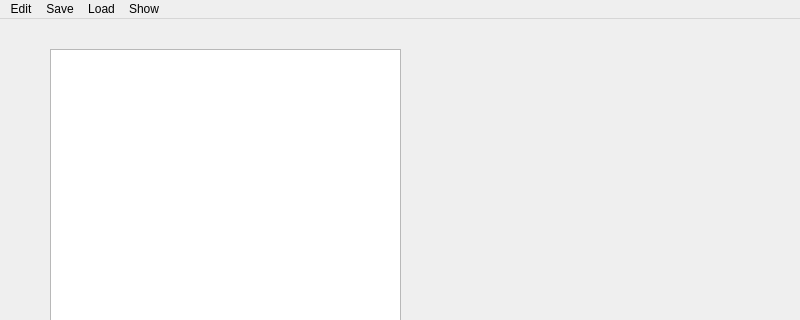
Before: the Qt Designer form mainwindow.ui in xswzaq44321/VoronoiDrawer, drawn with Qt 5; both pictures show x 0 to 800 and y 0 to 320 of the 800 by 600 pixel window.
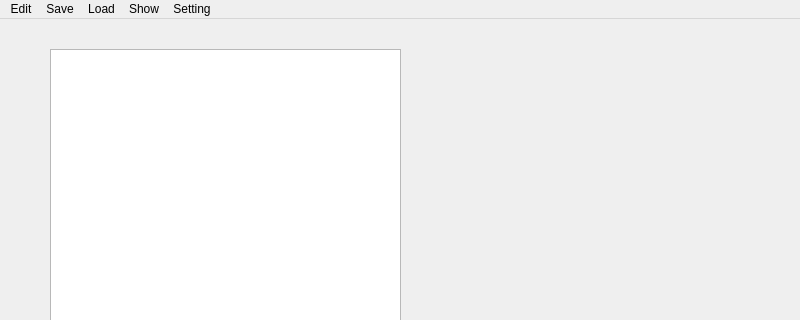
After: the same form once the commit is applied.

The edit to the form file:
```diff
--- a/mainwindow.ui
+++ b/mainwindow.ui
@@ -64,10 +64,17 @@
     </property>
     <addaction name="actionShow_Voronoi_Diagram"/>
    </widget>
+   <widget class="QMenu" name="menuSetting">
+    <property name="title">
+     <string>Setting</string>
+    </property>
+    <addaction name="actionStyle_Setting"/>
+   </widget>
    <addaction name="menuEdit"/>
    <addaction name="menuSave"/>
    <addaction name="menuLoad"/>
    <addaction name="menuShow"/>
+   <addaction name="menuSetting"/>
   </widget>
   <action name="actionSave_Json">
    <property name="text">
```
Left out of the diff: 5 changed lines with no effect on the pictures.
